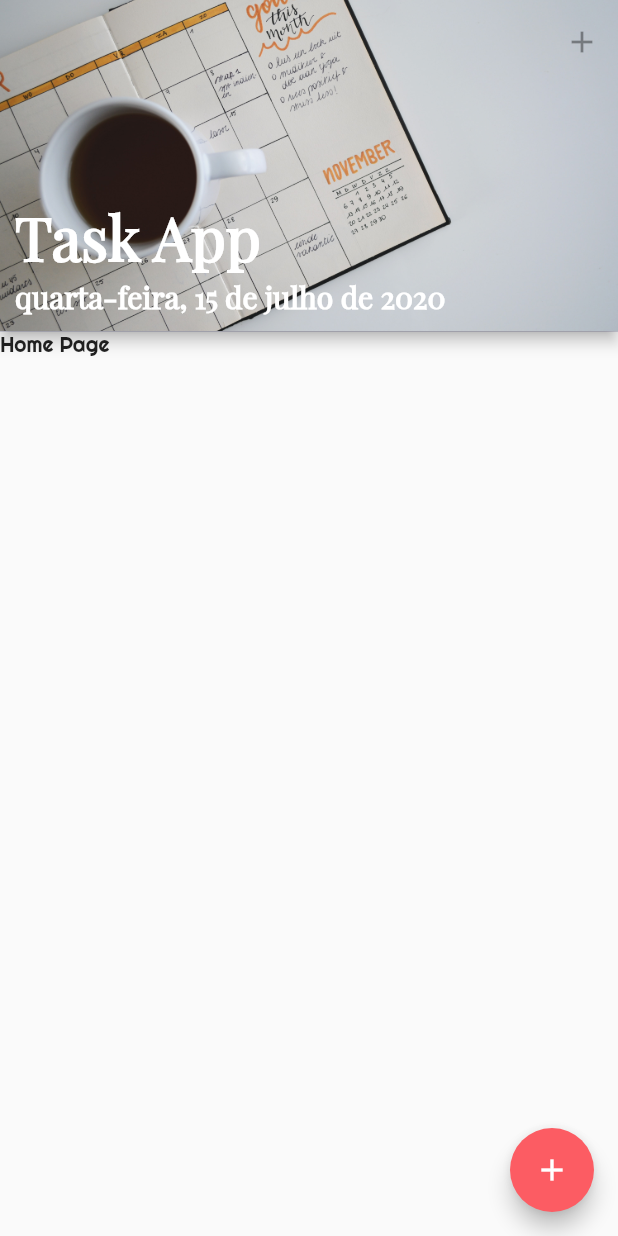
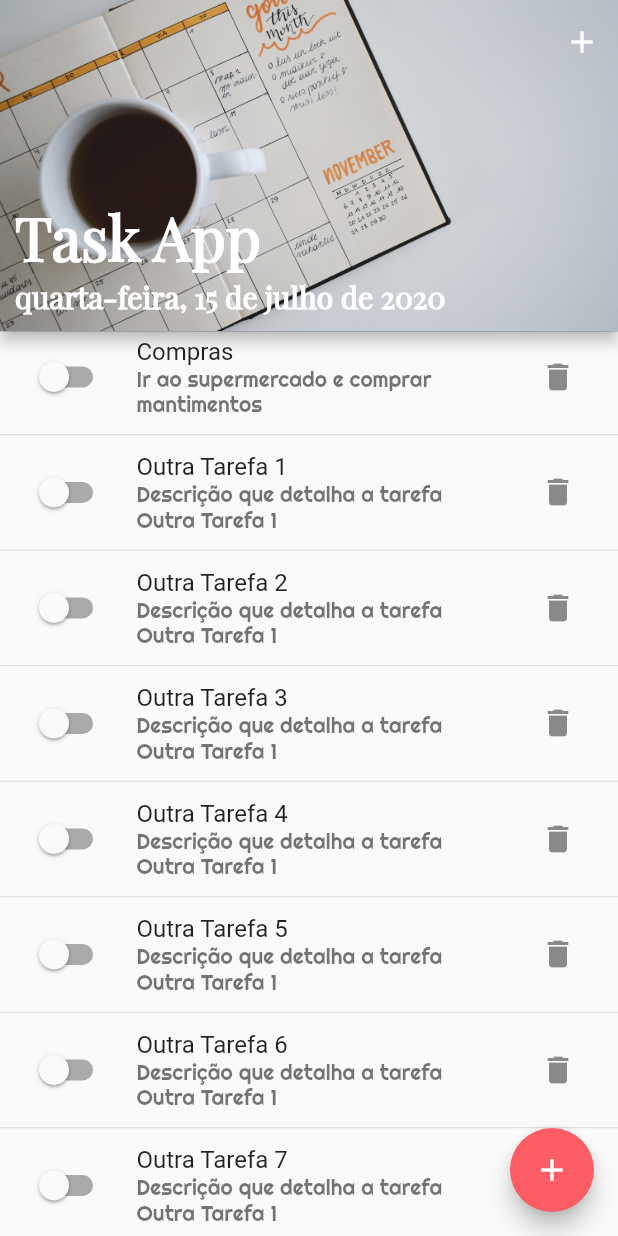
Before and after one commit to brunobrancalhao/task-app-flutter, a Flutter app: the screen it shows after launch, on a phone screen of 412 x 824 dp. Run offline on Flutter 3.47's test engine with Material 2 defaults, Android fonts, the phone set to English and light mode, and no system bars; project files that could hold a hidden picture were left out.

Commit message:
Finish app tasks

```diff
--- a/lib/main.dart
+++ b/lib/main.dart
@@ -23,12 +23,15 @@ class MyApp extends StatelessWidget {
                 fontWeight: FontWeight.bold,
               ),
             ),
+            primaryColor: Colors.white,
           ),
           textTheme: TextTheme(
             // ignore: deprecated_member_use
             body1: TextStyle(fontFamily: 'Righteous'),
           ),
-      ),
+          buttonTheme: ButtonThemeData(
+            buttonColor: Color.fromRGBO(49, 47, 100, 1),
+          )),
       home: Home(),
     );
   }
--- /dev/null
+++ b/lib/models/task.dart
@@ -0,0 +1,7 @@
+class Task {
+  String title;
+  String description;
+  bool finished;
+
+  Task(this.title, this.description, this.finished);
+}
--- a/lib/widgets/home.dart
+++ b/lib/widgets/home.dart
@@ -1,10 +1,15 @@
 import 'dart:io';
 
+import '../adaptative/adaptative_button.dart';
+import '../widgets/list_task.dart';
 import 'package:flutter/cupertino.dart';
 import 'package:flutter/material.dart';
 
 import 'package:intl/intl.dart';
 import 'package:intl/date_symbol_data_local.dart';
+
+import '../models/task.dart';
+import './new_task_dialog.dart';
 
 class Home extends StatefulWidget {
   @override
@@ -14,6 +19,46 @@ class Home extends StatefulWidget {
 }
 
 class HomeState extends State<Home> {
+  final List<Task> _listTask = [
+    Task('Compras', 'Ir ao supermercado e comprar mantimentos', false),
+    Task('Outra Tarefa 1', 'Descrição que detalha a tarefa Outra Tarefa 1',
+        false),
+    Task('Outra Tarefa 2', 'Descrição que detalha a tarefa Outra Tarefa 1',
+        false),
+    Task('Outra Tarefa 3', 'Descrição que detalha a tarefa Outra Tarefa 1',
+        false),
+    Task('Outra Tarefa 4', 'Descrição que detalha a tarefa Outra Tarefa 1',
+        false),
+    Task('Outra Tarefa 5', 'Descrição que detalha a tarefa Outra Tarefa 1',
+        false),
+    Task('Outra Tarefa 6', 'Descrição que detalha a tarefa Outra Tarefa 1',
+        false),
+    Task('Outra Tarefa 7', 'Descrição que detalha a tarefa Outra Tarefa 1',
+        false),
+    Task('Outra Tarefa 8', 'Descrição que detalha a tarefa Outra Tarefa 1',
+        false),
+    Task('Outra Tarefa 9', 'Descrição que detalha a tarefa Outra Tarefa 1',
+        false),
+  ];
+
+  void _handleSwtichChange(int index, bool value) {
+    setState(() {
+      _listTask[index].finished = value;
+    });
+  }
+
+  void _saveTask(Task task) {
+    setState(() {
+      _listTask.add(task);
+    });
+  }
+
+  void _removeItem(int index) {
+    setState(() {
+      _listTask.removeAt(index);
+    });
+  }
+
   @override
   Widget build(BuildContext context) {
     initializeDateFormatting('pt_BR', null);
@@ -24,16 +69,35 @@ class HomeState extends State<Home> {
 
     final _appBarHeight = _isPortrait ? _portraitHeight : _landscapeHeight;
 
+    _handleAddPress() {
+      showDialog(
+          context: context,
+          builder: (_) {
+            return NewTaskDialog(_saveTask);
+          });
+    }
+
     return Platform.isIOS
         ? CupertinoPageScaffold(
             navigationBar: CupertinoNavigationBar(
               middle: Text('Task App'),
-              trailing: FlatButton(
-                onPressed: null,
-                child: Text('Adicionar'),
+              trailing: AdaptativeButton(
+                text: 'Adicionar',
+                callback: _handleAddPress,
+                padding: 0.0,
               ),
+              // trailing: CupertinoButton(
+              //   onPressed: _handleAddPress,
+              //   child: Text('Adicionar'),
+              //   padding: EdgeInsets.all(0),
+              // ),
             ),
-            child: Text('Home Page'),
+            child: ListTask(
+              _listTask,
+              _handleSwtichChange,
+              _isPortrait,
+              _removeItem,
+            ),
           )
         : Scaffold(
             appBar: AppBar(
@@ -74,7 +138,7 @@ class HomeState extends State<Home> {
                   ),
                   preferredSize: Size.fromHeight(_appBarHeight)),
               actions: <Widget>[
-                IconButton(icon: Icon(Icons.add), onPressed: null)
+                IconButton(icon: Icon(Icons.add), onPressed: _handleAddPress)
               ],
               flexibleSpace: Image(
                 image: AssetImage('assets/images/task.jpg'),
@@ -82,10 +146,15 @@ class HomeState extends State<Home> {
               ),
             ),
             floatingActionButton: FloatingActionButton(
-              onPressed: null,
+              onPressed: _handleAddPress,
               child: Icon(Icons.add),
             ),
-            body: Text('Home Page'),
+            body: ListTask(
+              _listTask,
+              _handleSwtichChange,
+              _isPortrait,
+              _removeItem,
+            ),
           );
   }
 }
--- /dev/null
+++ b/lib/widgets/list_task.dart
@@ -0,0 +1,78 @@
+import 'dart:io';
+import 'package:flutter/cupertino.dart';
+import 'package:flutter/material.dart';
+
+import '../models/task.dart';
+
+class ListTask extends StatelessWidget {
+  final List<Task> _listTask;
+  final Function _handleSwtichChange;
+  final bool _isPortrait;
+  final Function _removeItem;
+
+  ListTask(
+    this._listTask,
+    this._handleSwtichChange,
+    this._isPortrait,
+    this._removeItem,
+  );
+  @override
+  Widget build(BuildContext context) {
+    final int _maxLength = _isPortrait ? 70 : 170;
+
+    _handleLongPress(String title, String description) {
+      showDialog(
+          context: context,
+          builder: (_) {
+            return Platform.isIOS
+                ? CupertinoAlertDialog(
+                    title: Text(title),
+                    content: Text(description),
+                  )
+                : SimpleDialog(
+                    title: Text(title),
+                    children: <Widget>[
+                      Padding(
+                        padding: const EdgeInsets.all(10),
+                        child: Text(description),
+                      )
+                    ],
+                  );
+          });
+    }
+
+    return Material(
+      child: ListView.separated(
+        itemBuilder: (BuildContext context, int index) {
+          return ListTile(
+            title: Text(
+              _listTask[index].title,
+              style: _listTask[index].finished
+                  ? TextStyle(decoration: TextDecoration.lineThrough)
+                  : null,
+            ),
+            subtitle: _listTask[index].finished
+                ? null
+                : Text(
+                    _listTask[index].description.length > _maxLength
+                        ? '${_listTask[index].description.substring(0, _maxLength)}...'
+                        : _listTask[index].description,
+                  ),
+            leading: Switch.adaptive(
+              value: _listTask[index].finished,
+              onChanged: (value) => _handleSwtichChange(index, value),
+            ),
+            onLongPress: () => _handleLongPress(
+                _listTask[index].title, _listTask[index].description),
+            trailing: IconButton(
+              icon: Icon(Icons.delete),
+              onPressed: () => _removeItem(index),
+            ),
+          );
+        },
+        itemCount: _listTask.length,
+        separatorBuilder: (_, index) => Divider(),
+      ),
+    );
+  }
+}
```
Also changed, not shown: lib/adaptative/adaptative_button.dart (added, +26 -0 lines), lib/widgets/new_task_dialog.dart (added, +84 -0 lines). Lines whose indentation alone changed are shown as unchanged.
